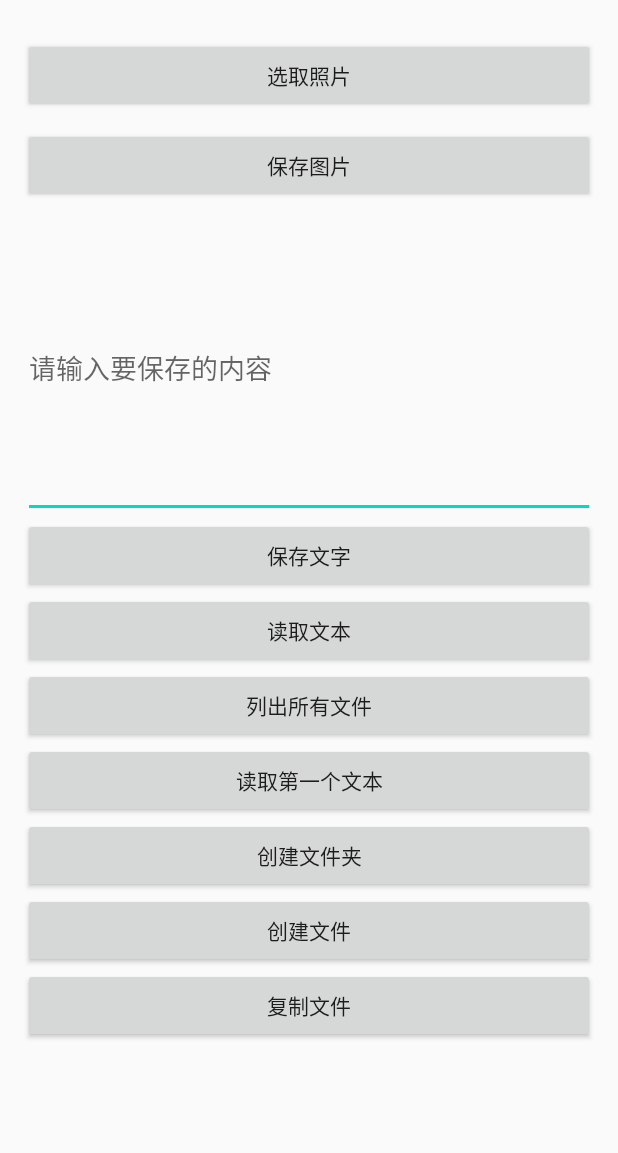
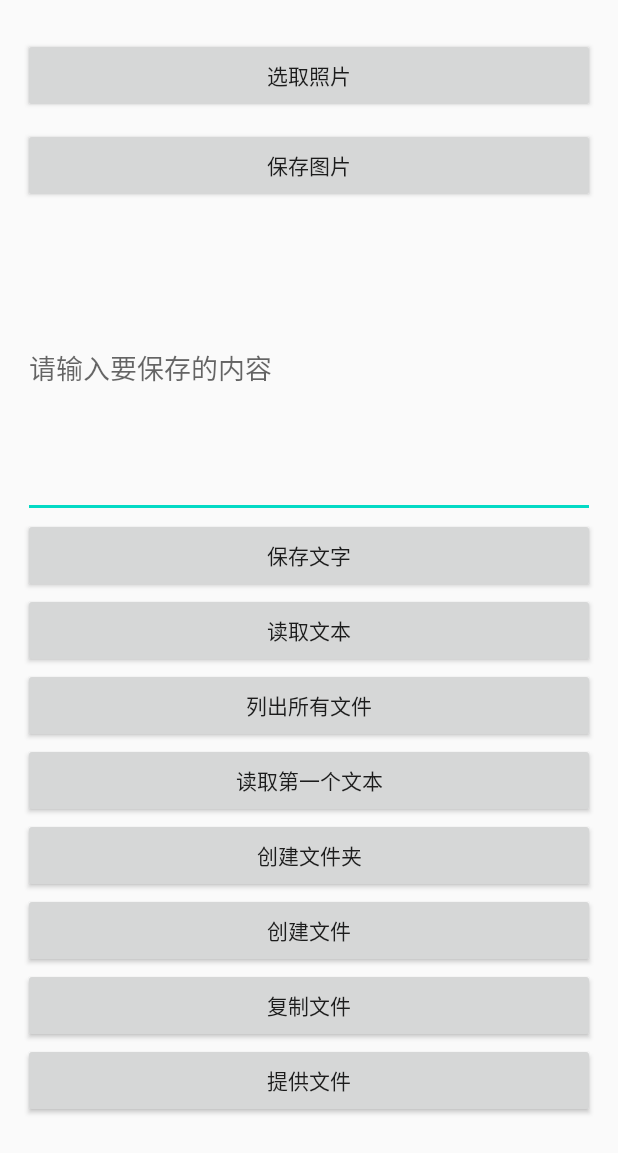
Before and after one commit to RickwangF/JetpackExample, an Android app: the layout activity_storage.xml on its own in the app's theme, with its tools: preview values and no code run, on a phone screen of 412 x 824 dp. Shown: the top 1153 px of the screen. Run offline under Robolectric (Android 15) with nearby library versions, the phone set to English and light mode, and no system bars.

Commit message:
修改StorageActivity

```diff
--- a/app/src/main/AndroidManifest.xml
+++ b/app/src/main/AndroidManifest.xml
@@ -36,13 +36,12 @@
         android:theme="@style/AppTheme"
         android:networkSecurityConfig="@xml/network_security_config">
         <activity android:name=".webview.WebViewActivity" android:theme="@style/Theme.AppCompat.Light.NoActionBar" android:windowSoftInputMode="adjustResize">
+        </activity>
+        <activity android:name=".storage.StorageActivity">
             <intent-filter>
                 <action android:name="android.intent.action.MAIN" />
-
                 <category android:name="android.intent.category.LAUNCHER" />
             </intent-filter>
-        </activity>
-        <activity android:name=".storage.StorageActivity">
         </activity>
         <activity android:name=".permission.PermissionActivity"></activity>
         <activity android:name=".view.ItemDecorationActivity" />
--- a/app/src/main/res/layout/activity_storage.xml
+++ b/app/src/main/res/layout/activity_storage.xml
@@ -98,6 +98,13 @@
                 app:layout_constraintTop_toBottomOf="@id/create_file"
                 android:text="复制文件"/>
 
+            <Button
+                android:id="@+id/provide_file"
+                android:layout_width="match_parent"
+                android:layout_height="50dp"
+                app:layout_constraintTop_toBottomOf="@id/copy_file"
+                android:text="提供文件"/>
+
         </androidx.constraintlayout.widget.ConstraintLayout>
     </ScrollView>
 </layout>
```
Also changed, not shown: app/src/main/java/com/rick/jetpackexample/storage/StorageActivity.java (+23 -0 lines).
